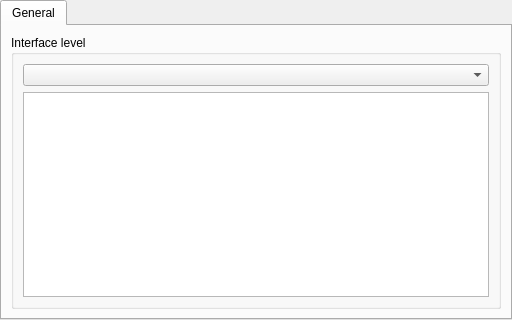
macgitver/MacGitver, file src/Main/GeneralConfigPage.ui: the form before one commit.
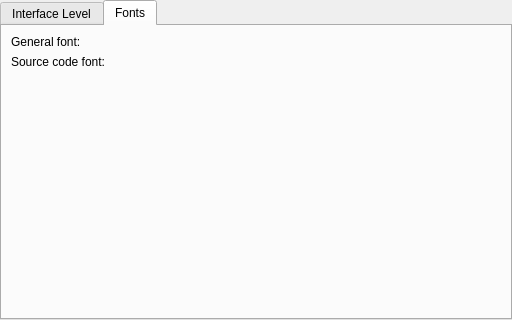
The form after the commit. Custom widgets are drawn as their Qt base class.

Commit message: Main: Use new FontSelectWidget

```diff
--- a/src/Main/GeneralConfigPage.ui
+++ b/src/Main/GeneralConfigPage.ui
@@ -13,30 +13,84 @@
   <property name="windowTitle">
    <string>General preferences</string>
   </property>
-  <layout class="QGridLayout" name="gridLayout">
+  <layout class="QVBoxLayout" name="verticalLayout">
    <property name="margin">
     <number>0</number>
    </property>
-   <item row="0" column="0">
+   <item>
     <widget class="QTabWidget" name="tabWidget">
-     <widget class="QWidget" name="tabGeneral">
+     <property name="currentIndex">
+      <number>1</number>
+     </property>
+     <widget class="QWidget" name="tabInterfaceLevel">
       <attribute name="title">
-       <string>General</string>
+       <string>Interface Level</string>
       </attribute>
-      <layout class="QHBoxLayout" name="horizontalLayout">
+      <layout class="QVBoxLayout" name="verticalLayout_2">
        <item>
-        <widget class="QGroupBox" name="groupBox">
-         <property name="title">
-          <string>Interface level</string>
+        <widget class="QComboBox" name="comboBox">
+         <item>
+          <property name="text">
+           <string>Novice</string>
+          </property>
+         </item>
+        </widget>
+       </item>
+       <item>
+        <widget class="QTextBrowser" name="textBrowser"/>
+       </item>
+      </layout>
+     </widget>
+     <widget class="QWidget" name="tabFonts">
+      <attribute name="title">
+       <string>Fonts</string>
+      </attribute>
+      <layout class="QGridLayout" name="gridLayout">
+       <item row="1" column="1">
+        <widget class="FontSelectWidget" name="fontSourceCode" native="true">
+         <property name="sizePolicy">
+          <sizepolicy hsizetype="MinimumExpanding" vsizetype="Preferred">
+           <horstretch>0</horstretch>
+           <verstretch>0</verstretch>
+          </sizepolicy>
          </property>
-         <layout class="QVBoxLayout" name="verticalLayout">
-          <item>
-           <widget class="QComboBox" name="comboBox"/>
-          </item>
-          <item>
-           <widget class="QTextBrowser" name="textBrowser"/>
-          </item>
-         </layout>
+        </widget>
+       </item>
+       <item row="3" column="0">
+        <spacer name="verticalSpacer">
+         <property name="orientation">
+          <enum>Qt::Vertical</enum>
+         </property>
+         <property name="sizeHint" stdset="0">
+          <size>
+           <width>20</width>
+           <height>40</height>
+          </size>
+         </property>
+        </spacer>
+       </item>
+       <item row="1" column="0">
+        <widget class="QLabel" name="label">
+         <property name="text">
+          <string>Source code font:</string>
+         </property>
+        </widget>
+       </item>
+       <item row="0" column="0">
+        <widget class="QLabel" name="label_2">
+         <property name="text">
+          <string>General font:</string>
+         </property>
+        </widget>
+       </item>
+       <item row="0" column="1">
+        <widget class="FontSelectWidget" name="fontGeneral" native="true">
+         <property name="sizePolicy">
+          <sizepolicy hsizetype="MinimumExpanding" vsizetype="Preferred">
+           <horstretch>0</horstretch>
+           <verstretch>0</verstretch>
+          </sizepolicy>
+         </property>
         </widget>
        </item>
       </layout>
@@ -45,6 +99,14 @@
    </item>
   </layout>
  </widget>
+ <customwidgets>
+  <customwidget>
+   <class>FontSelectWidget</class>
+   <extends>QWidget</extends>
+   <header>Widgets/FontSelectWidget.h</header>
+   <container>1</container>
+  </customwidget>
+ </customwidgets>
  <resources/>
  <connections/>
 </ui>
```
The commit also changes 1 other file.
